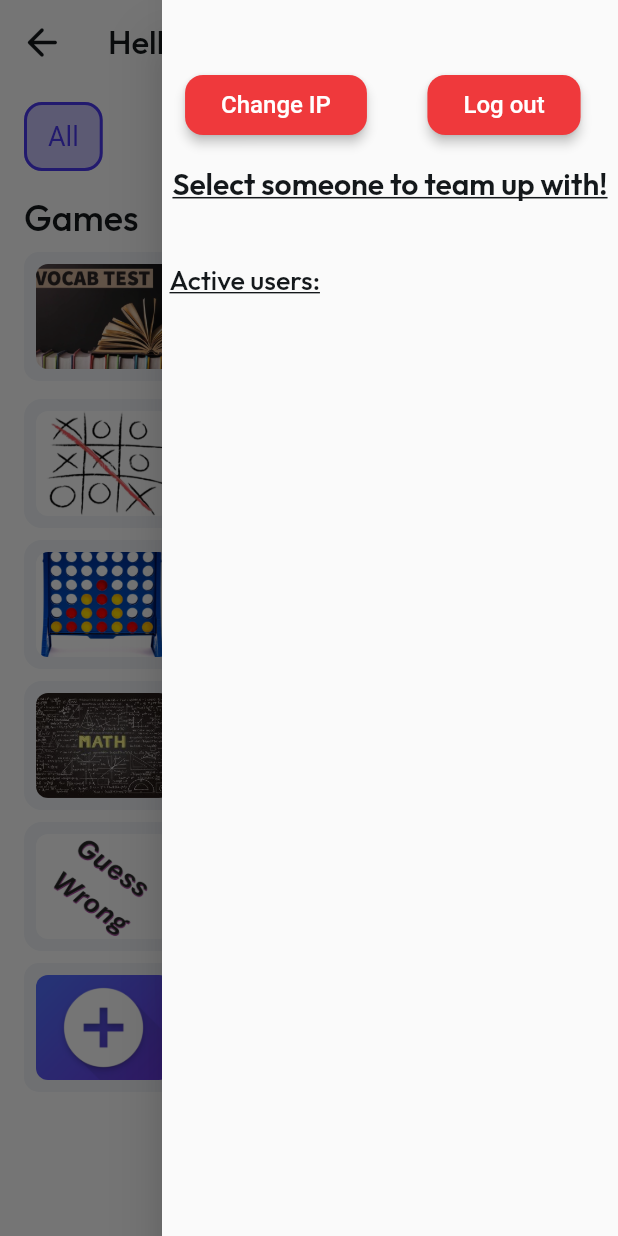
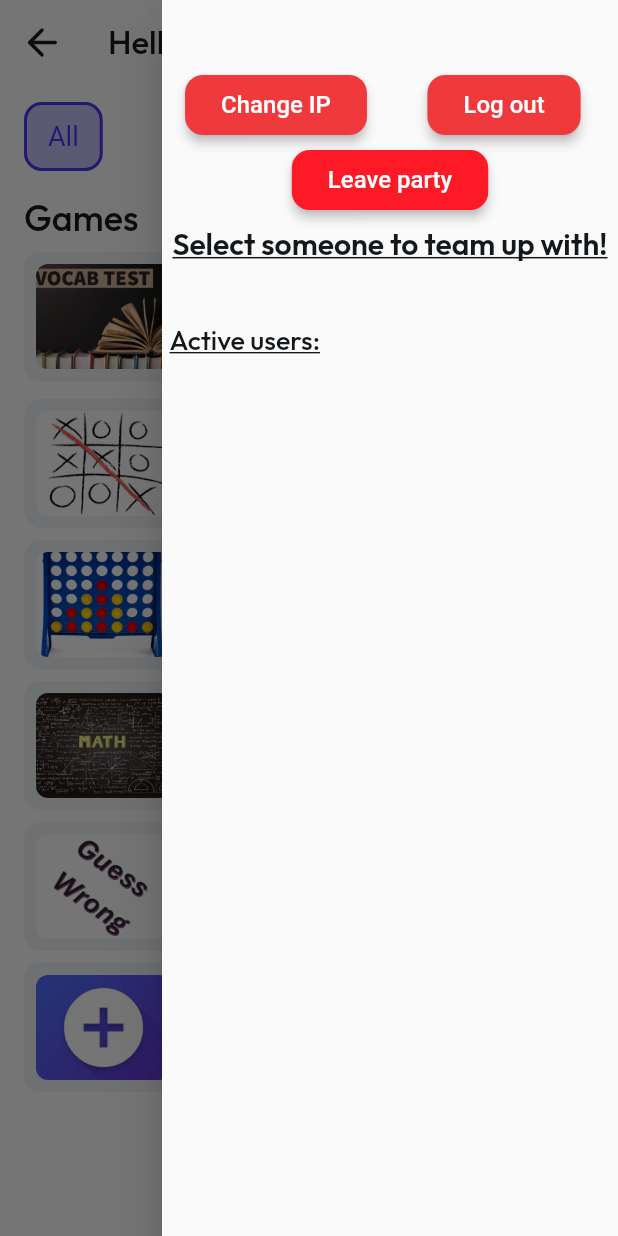
Before and after one commit to ItayMeirowitz/Gamya, a Flutter app: the ChooseGameWidget screen opened by its route, with the side drawer open, on a phone screen of 412 x 824 dp. Run offline on Flutter 3.47's test engine with Material 3 defaults, Android fonts, the phone set to English and light mode, and no system bars; drawn by our look-alikes of auto_size_text; our stand-ins replace badges, cached_network_image, equatable, flutter_animate, font_awesome_flutter, from_css_color and 6 more; missing offline and left inert: json_path, mime_type; accounts and stored records are empty; network calls fail; Roboto replaces fonts that are missing (Readex Pro).

Commit message:
Added leave party

```diff
--- a/lib/backend/api_requests/api_calls.dart
+++ b/lib/backend/api_requests/api_calls.dart
@@ -837,6 +837,32 @@ class LogOutCall {
   }
 }
 
+class LeavePartyCall {
+  static Future<ApiCallResponse> call({
+    String? serverIP = '',
+    String? port = '5000',
+    String? accessToken = '',
+    String? tokenType = '',
+  }) async {
+    return ApiManager.instance.makeApiCall(
+      callName: 'leaveParty',
+      apiUrl: 'http://$serverIP:$port/leaveParty',
+      callType: ApiCallType.POST,
+      headers: {
+        'Content-Type': 'application/json',
+        'Authorization': '$tokenType $accessToken',
+      },
+      params: {},
+      bodyType: BodyType.JSON,
+      returnBody: true,
+      encodeBodyUtf8: false,
+      decodeUtf8: false,
+      cache: false,
+      alwaysAllowBody: false,
+    );
+  }
+}
+
 class ApiPagingParams {
   int nextPageNumber = 0;
   int numItems = 0;
--- a/lib/flutter_flow/custom_functions.dart
+++ b/lib/flutter_flow/custom_functions.dart
@@ -109,5 +109,5 @@ String getName(String userType) {
   } else if (userType == 'B') {
     return "Blue";
   }
-  return "SUS";
+  return "Unknown type";
 }
--- a/lib/pages/choose_game/choose_game_model.dart
+++ b/lib/pages/choose_game/choose_game_model.dart
@@ -46,6 +46,8 @@ class ChooseGameModel extends FlutterFlowModel<ChooseGameWidget> {
   ApiCallResponse? getUsersResp;
   // Stores action output result for [Backend Call - API (logOut)] action in Button widget.
   ApiCallResponse? logOutResp;
+  // Stores action output result for [Backend Call - API (leaveParty)] action in Button widget.
+  ApiCallResponse? leavePartyResp;
   // Stores action output result for [Backend Call - API (InviteUser)] action in Button widget.
   ApiCallResponse? inviteUserResp;
 
--- a/lib/pages/choose_game/choose_game_widget.dart
+++ b/lib/pages/choose_game/choose_game_widget.dart
@@ -210,6 +210,14 @@ class _ChooseGameWidgetState extends State<ChooseGameWidget>
 
             context.goNamed('Connect4');
           }
+        } else if ('party disbanded' ==
+            getJsonField(
+              _model.dataReceived,
+              r'''$.type''',
+            )) {
+          setState(() {
+            FFAppState().leader = 'singlePlayer';
+          });
         }
       }
     });
@@ -355,11 +363,77 @@ class _ChooseGameWidgetState extends State<ChooseGameWidget>
                             ],
                           ),
                         ),
+                        Padding(
+                          padding: const EdgeInsetsDirectional.fromSTEB(
+                              0.0, 10.0, 0.0, 0.0),
+                          child: FFButtonWidget(
+                            onPressed: () async {
+                              var shouldSetState = false;
+                              _model.leavePartyResp = await LeavePartyCall.call(
+                                serverIP: FFAppState().serverIP,
+                                accessToken: FFAppState().accessToken,
+                                tokenType: FFAppState().tokenType,
+                              );
+                              shouldSetState = true;
+                              if ((_model.leavePartyResp?.succeeded ?? true)) {
+                                setState(() {
+                                  FFAppState().leader = 'singlePlayer';
+                                });
+                              } else {
+                                await showDialog(
+                                  context: context,
+                                  builder: (alertDialogContext) {
+                                    return AlertDialog(
+                                      title: const Text('Failed to leave party'),
+                                      content: Text(getJsonField(
+                                        (_model.leavePartyResp?.jsonBody ?? ''),
+                                        r'''$.detail''',
+                                      ).toString()),
+                                      actions: [
+                                        TextButton(
+                                          onPressed: () =>
+                                              Navigator.pop(alertDialogContext),
+                                          child: const Text('Ok'),
+                                        ),
+                                      ],
+                                    );
+                                  },
+                                );
+                                if (shouldSetState) setState(() {});
+                                return;
+                              }
+
+                              if (shouldSetState) setState(() {});
+                            },
+                            text: 'Leave party',
+                            options: FFButtonOptions(
+                              height: 40.0,
+                              padding: const EdgeInsetsDirectional.fromSTEB(
+                                  24.0, 0.0, 24.0, 0.0),
+                              iconPadding: const EdgeInsetsDirectional.fromSTEB(
+                                  0.0, 0.0, 0.0, 0.0),
+                              color: const Color(0xFFFD1926),
+                              textStyle: FlutterFlowTheme.of(context)
+                                  .titleSmall
+                                  .override(
+                                    fontFamily: 'Readex Pro',
+                                    color: Colors.white,
+                                    letterSpacing: 0.0,
+                                  ),
+                              elevation: 3.0,
+                              borderSide: const BorderSide(
+                                color: Colors.transparent,
+                                width: 1.0,
+                              ),
+                              borderRadius: BorderRadius.circular(12.0),
+                            ),
+                          ),
+                        ),
                         Align(
                           alignment: const AlignmentDirectional(0.0, -1.0),
                           child: Padding(
                             padding: const EdgeInsetsDirectional.fromSTEB(
-                                0.0, 20.0, 0.0, 0.0),
+                                0.0, 10.0, 0.0, 0.0),
                             child: Text(
                               'Select someone to team up with!',
                               style: FlutterFlowTheme.of(context)
```
